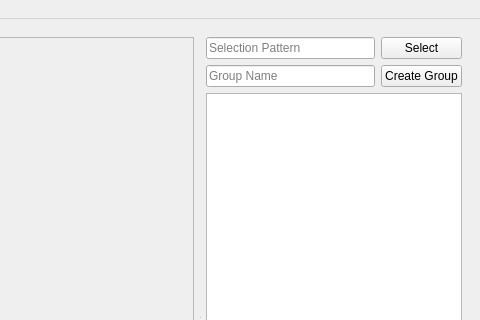
EnSpec/SpecDAL, file specdal/gui/pyqt/qt_viewer.ui: the form before one commit; both pictures show x 602 to 1082 and y 0 to 320 of the 1082 by 629 pixel window.
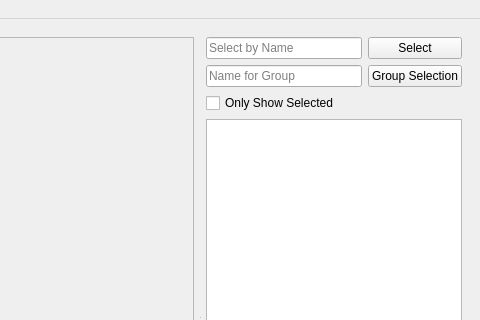
The form after the commit.

Diff of the .ui file:
```diff
--- a/specdal/gui/pyqt/qt_viewer.ui
+++ b/specdal/gui/pyqt/qt_viewer.ui
@@ -67,7 +67,7 @@
            </item>
           </layout>
          </widget>
-         <widget class="QWidget" name="">
+         <widget class="QWidget" name="layoutWidget">
           <layout class="QVBoxLayout" name="verticalLayout_2">
            <item>
             <layout class="QGridLayout" name="gridLayout">
@@ -89,7 +89,7 @@
                 <string/>
                </property>
                <property name="placeholderText">
-                <string>Selection Pattern</string>
+                <string>Select by Name</string>
                </property>
               </widget>
              </item>
@@ -114,8 +114,11 @@
                  <verstretch>0</verstretch>
                 </sizepolicy>
                </property>
+               <property name="text">
+                <string/>
+               </property>
                <property name="placeholderText">
-                <string>Group Name</string>
+                <string>Name for Group</string>
                </property>
               </widget>
              </item>
@@ -128,12 +131,19 @@
                 </sizepolicy>
                </property>
                <property name="text">
-                <string>Create Group</string>
+                <string>Group Selection</string>
                </property>
               </widget>
              </item>
             </layout>
            </item>
+           <item>
+            <widget class="QCheckBox" name="onlyShowSelected">
+             <property name="text">
+              <string>Only Show Selected</string>
+             </property>
+            </widget>
+           </item>
            <item>
             <widget class="QListWidget" name="spectraList">
              <property name="sizePolicy">
```
Left out of the diff: 2 changed lines with no effect on the pictures.
